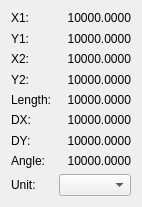
The window that scribus/ui/measurementsbase.ui (scribusproject/scribus) describes before a commit, drawn with Qt 5.
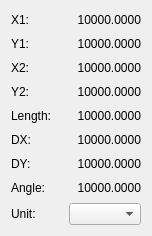
The same window after the commit.

Commit message: #13342: Fix Measurements dialog title

What changed in the file:
```diff
--- a/scribus/ui/measurementsbase.ui
+++ b/scribus/ui/measurementsbase.ui
@@ -1,12 +1,12 @@
 <ui version="4.0" >
  <class>MeasurementsBase</class>
- <widget class="QDialog" name="MeasurementsBase" >
-  <property name="geometry" >
+ <widget class="QDialog" name="MeasurementsBase">
+  <property name="geometry">
    <rect>
     <x>0</x>
     <y>0</y>
-    <width>142</width>
-    <height>207</height>
+    <width>152</width>
+    <height>236</height>
    </rect>
   </property>
   <property name="windowTitle" >
```
Left out of the diff: 139 changed lines with no effect on the pictures.
